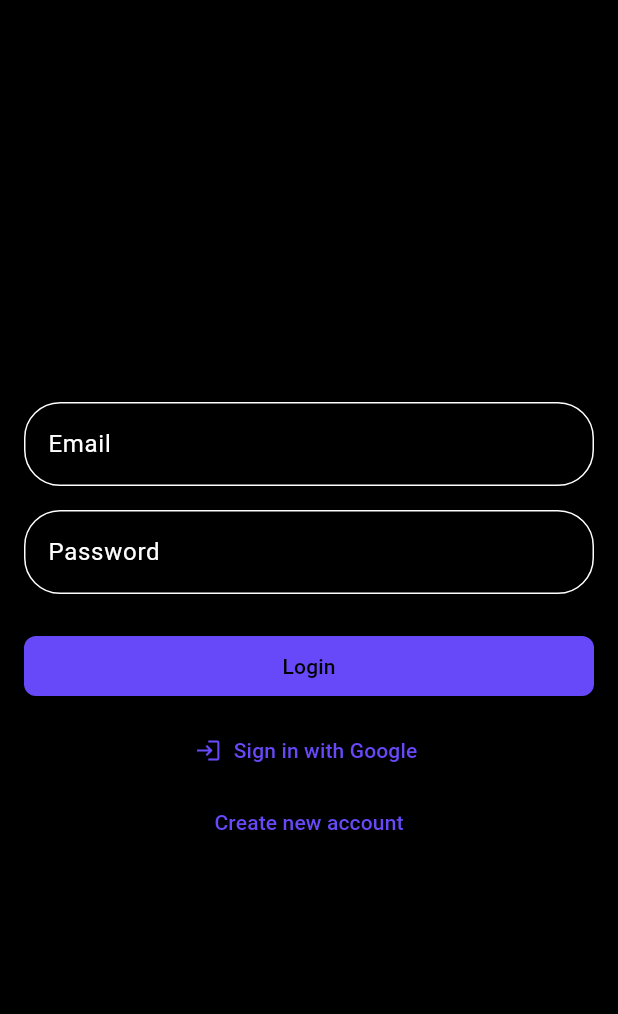
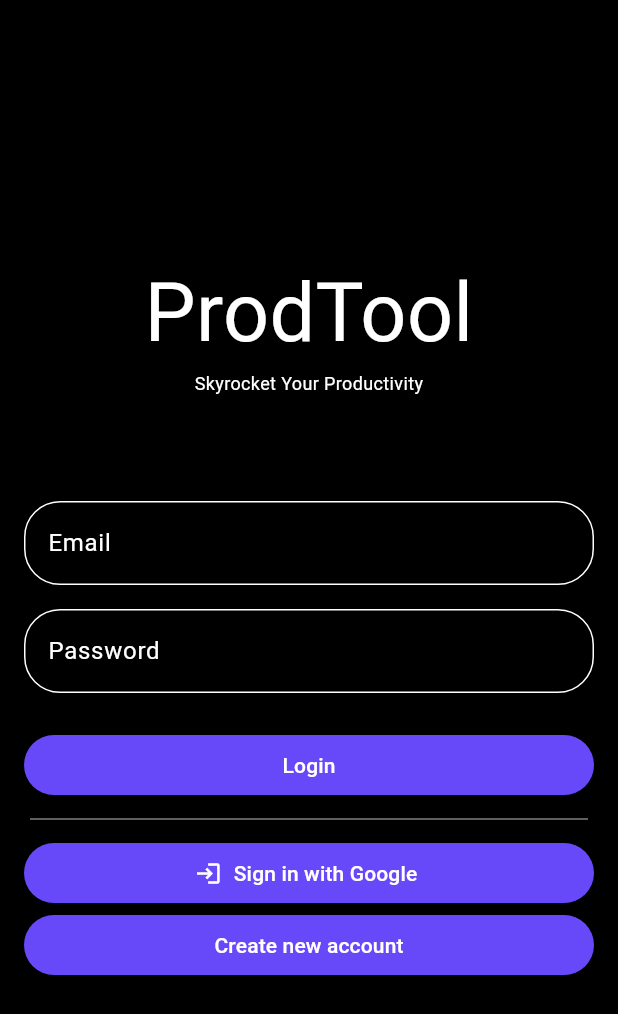
Before and after one commit to MritunjayTiwari14/protool, a Flutter app: the screen it shows after launch, on a phone screen of 412 x 824 dp. Shown: the top 1014 px of the screen. Run offline on Flutter 3.47's test engine with Material 3 defaults, Android fonts, the light colour scheme and no system bars; our stand-ins replace cloud_firestore, firebase_auth, firebase_core, google_fonts, google_sign_in; accounts and stored records are empty; generated files the repository leaves out were written again.

Commit message:
style: apply custom fonts, theme updates, and auth loading overlay

```diff
--- a/lib/screens/auth_screen.dart
+++ b/lib/screens/auth_screen.dart
@@ -90,7 +90,9 @@ class _AuthScreenState extends State<AuthScreen> {
 
   @override
   Widget build(BuildContext context) {
-    return Scaffold(
+    return Stack(
+      children: [
+        Scaffold(
           body: Center(
             child: SingleChildScrollView(
               padding: const EdgeInsets.all(16.0),
@@ -100,10 +102,25 @@ class _AuthScreenState extends State<AuthScreen> {
                   mainAxisAlignment: MainAxisAlignment.center,
                   crossAxisAlignment: CrossAxisAlignment.stretch,
                   children: [
+                    Text(
+                      'ProdTool',
+                      textAlign: TextAlign.center,
+                      style: TextStyle(
+                        fontSize: 54
+                      ),
+                    ),
+                    Text(
+                      'Skyrocket Your Productivity',
+                      textAlign: TextAlign.center,
+                      style: TextStyle(
+                          fontSize: 12
+                      ),
+                    ),
+                    const SizedBox(height: 54),
                     if (_errorMessage != null)
                       Container(
                         padding: const EdgeInsets.all(8),
-                    color: Colors.redAccent.withOpacity(0.1),
+                        color: Colors.redAccent.withValues(alpha: 0.1),
                         child: Text(
                           _errorMessage!,
                           style: const TextStyle(color: Colors.red),
@@ -135,21 +152,19 @@ class _AuthScreenState extends State<AuthScreen> {
                       },
                     ),
                     const SizedBox(height: 24),
-                if (_isLoading)
-                  const Center(child: CircularProgressIndicator())
-                else ...[
                       PrimaryButton(
                         onPressed: _submitAuthForm,
                         text: _isLogin ? 'Login' : 'Sign Up',
                       ),
-                  const SizedBox(height: 8),
+                      Padding(
+                        padding: const EdgeInsets.all(4.0),
+                        child: const Divider(thickness: 0.5),
+                      ),
                       SecondaryIconButton(
                         onPressed: _signInWithGoogle,
                         icon: Icons.login,
                         label: 'Sign in with Google',
                       ),
-                ],
-                if (!_isLoading)
                       SecondaryTextButton(
                         onPressed: () {
                           setState(() {
@@ -166,6 +181,15 @@ class _AuthScreenState extends State<AuthScreen> {
               ),
             ),
           ),
+        ),
+        if (_isLoading)
+          Container(
+            color: Colors.black.withValues(alpha: 0.5),
+            child: const Center(
+              child: CircularProgressIndicator(),
+            ),
+          ),
+      ],
     );
   }
 }
--- a/lib/theme.dart
+++ b/lib/theme.dart
@@ -1,8 +1,10 @@
 import 'package:flutter/material.dart';
+import 'package:google_fonts/google_fonts.dart';
 
 final ThemeData lightTheme = ThemeData(
   useMaterial3: true,
   brightness: Brightness.light,
+  fontFamily: GoogleFonts.redditSans().fontFamily,
   scaffoldBackgroundColor: Colors.white,
   colorScheme: const ColorScheme(
     brightness: Brightness.light,
@@ -10,7 +12,7 @@ final ThemeData lightTheme = ThemeData(
     primary: Color.fromARGB(255, 104, 73, 250),
     onPrimary: Colors.white,
 
-    secondary: Color(0xFF03DAC6),
+    secondary: Color.fromARGB(255, 104, 73, 250),
     onSecondary: Colors.black,
 
     surface: Colors.white,
@@ -20,25 +22,41 @@ final ThemeData lightTheme = ThemeData(
     onError: Colors.white,
   ),
   appBarTheme: const AppBarTheme(
-    backgroundColor: Color(0xFF6200EE),
+    backgroundColor: Color.fromARGB(255, 104, 73, 250),
     foregroundColor: Colors.white,
     elevation: 0,
     centerTitle: true,
   ),
   elevatedButtonTheme: ElevatedButtonThemeData(
     style: ElevatedButton.styleFrom(
-      backgroundColor: const Color(0xFF6200EE),
+      backgroundColor: const Color.fromARGB(255, 104, 73, 250),
       foregroundColor: Colors.white,
       shape: RoundedRectangleBorder(
         borderRadius: BorderRadius.circular(8),
       ),
     ),
   ),
+  textButtonTheme: TextButtonThemeData(
+    style: TextButton.styleFrom(
+      foregroundColor: Colors.black, // Text and icon color
+      backgroundColor: const Color.fromARGB(255, 104, 73, 250),
+      textStyle: const TextStyle(fontWeight: FontWeight.bold),
+      shape: RoundedRectangleBorder(
+        borderRadius: BorderRadius.circular(8),
+      ),
+    ),
+  ),
+  floatingActionButtonTheme: const FloatingActionButtonThemeData(
+    backgroundColor: Color.fromARGB(255, 104, 73, 250),
+    foregroundColor: Colors.white,
+    shape: CircleBorder(),
+  ),
 );
 
 final ThemeData darkTheme = ThemeData(
   useMaterial3: true,
   brightness: Brightness.dark,
+  fontFamily: GoogleFonts.redditSans().fontFamily,
   scaffoldBackgroundColor: Colors.black,
   colorScheme: const ColorScheme(
     brightness: Brightness.dark,
@@ -56,18 +74,43 @@ final ThemeData darkTheme = ThemeData(
     onError: Colors.black,
   ),
   appBarTheme: const AppBarTheme(
-    backgroundColor: Color.fromARGB(255, 104, 73, 250),
-    foregroundColor: Colors.black,
+    backgroundColor: Colors.black,
+    foregroundColor: Color.fromARGB(255, 104, 73, 250),
     elevation: 0,
     centerTitle: true,
   ),
   elevatedButtonTheme: ElevatedButtonThemeData(
     style: ElevatedButton.styleFrom(
       backgroundColor: const Color.fromARGB(255, 104, 73, 250),
-      foregroundColor: Colors.black,
+      foregroundColor: Colors.white,
       shape: RoundedRectangleBorder(
-        borderRadius: BorderRadius.circular(8),
+        borderRadius: BorderRadius.circular(20),
       ),
     ),
   ),
+  textButtonTheme: TextButtonThemeData(
+    style: TextButton.styleFrom(
+      foregroundColor: Colors.white,
+      backgroundColor: Color.fromARGB(255, 104, 73, 250), // Text and icon color for dark mode
+      shape: RoundedRectangleBorder(
+        borderRadius: BorderRadius.circular(20),
+      ),
+    ),
+  ),
+
+  iconButtonTheme: IconButtonThemeData(
+    style: IconButton.styleFrom(
+      foregroundColor: Color.fromARGB(255, 104, 73, 250),
+      backgroundColor: Colors.black,
+      shape: RoundedRectangleBorder(
+        borderRadius: BorderRadius.circular(20)
+      )
+    )
+  ),
+
+  floatingActionButtonTheme: FloatingActionButtonThemeData(
+    backgroundColor: Color.fromARGB(255, 104, 73, 250),
+    foregroundColor: Colors.black,
+    shape: CircleBorder()
+  )
 );
--- a/pubspec.yaml
+++ b/pubspec.yaml
@@ -38,6 +38,8 @@ dependencies:
   firebase_core: ^4.8.0
   google_sign_in: ^6.2.1
   cloud_firestore: ^6.4.0
+  google_fonts: ^8.1.0
+  http: ^1.6.0
 
 dev_dependencies:
   flutter_test:
```
Also changed, not shown: pubspec.lock, 2 other files. Lines whose indentation alone changed are shown as unchanged.
